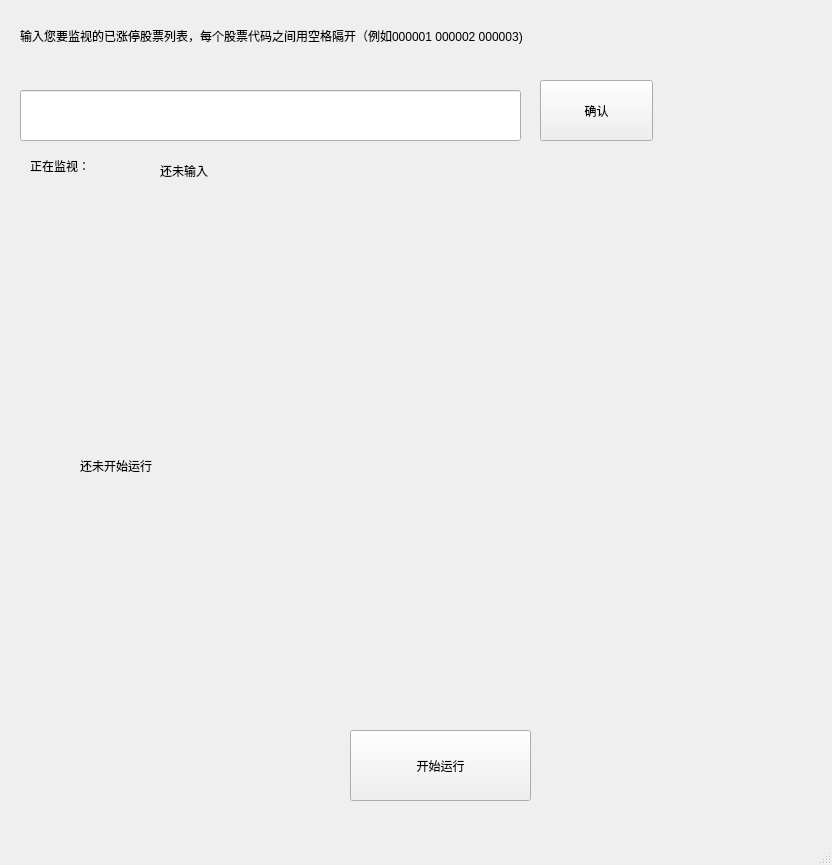
This is IdaoWatcher/watch_limit_main.ui in pleiadesian/IdaoWatcher as Qt 5 draws it before an edit. The edited form follows.
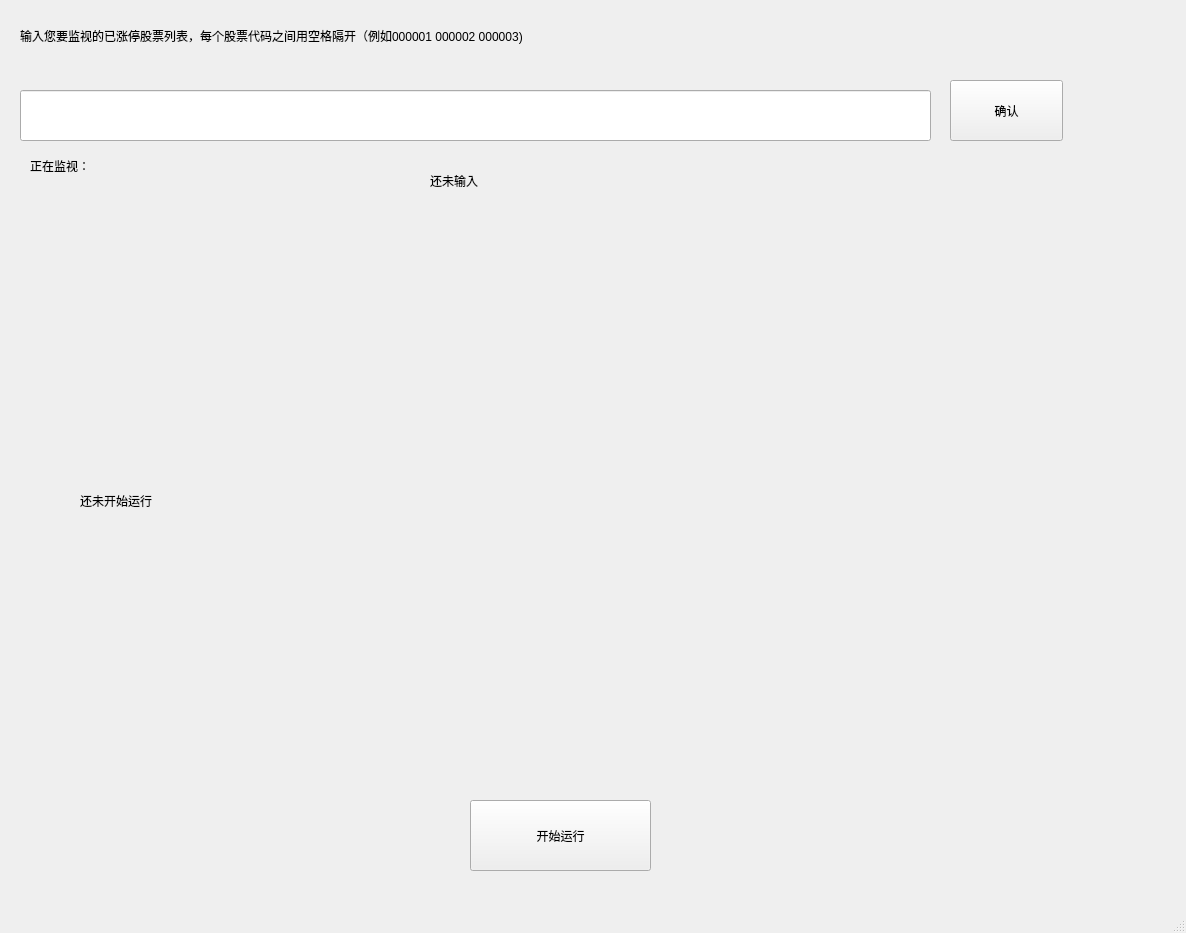
This is the edited form.

Commit message: adjust windows

Patch:
```diff
--- a/IdaoWatcher/watch_limit_main.ui
+++ b/IdaoWatcher/watch_limit_main.ui
@@ -6,8 +6,8 @@
    <rect>
     <x>0</x>
     <y>0</y>
-    <width>832</width>
-    <height>865</height>
+    <width>1186</width>
+    <height>933</height>
    </rect>
   </property>
   <property name="windowTitle">
@@ -19,8 +19,8 @@
      <rect>
       <x>80</x>
       <y>210</y>
-      <width>711</width>
-      <height>511</height>
+      <width>1011</width>
+      <height>581</height>
      </rect>
     </property>
     <property name="text">
@@ -30,7 +30,7 @@
    <widget class="QPushButton" name="pushButton">
     <property name="geometry">
      <rect>
-      <x>540</x>
+      <x>950</x>
       <y>80</y>
       <width>113</width>
       <height>61</height>
@@ -45,7 +45,7 @@
      <rect>
       <x>20</x>
       <y>90</y>
-      <width>501</width>
+      <width>911</width>
       <height>51</height>
      </rect>
     </property>
@@ -55,7 +55,7 @@
      <rect>
       <x>20</x>
       <y>5</y>
-      <width>631</width>
+      <width>1001</width>
       <height>61</height>
      </rect>
     </property>
@@ -68,7 +68,7 @@
      <rect>
       <x>30</x>
       <y>130</y>
-      <width>101</width>
+      <width>401</width>
       <height>71</height>
      </rect>
     </property>
@@ -79,9 +79,9 @@
    <widget class="QLabel" name="label_watch">
     <property name="geometry">
      <rect>
-      <x>160</x>
-      <y>130</y>
-      <width>491</width>
+      <x>430</x>
+      <y>140</y>
+      <width>671</width>
       <height>81</height>
      </rect>
     </property>
@@ -92,8 +92,8 @@
    <widget class="QPushButton" name="pushButton_2">
     <property name="geometry">
      <rect>
-      <x>350</x>
-      <y>730</y>
+      <x>470</x>
+      <y>800</y>
       <width>181</width>
       <height>71</height>
      </rect>
```
Left out of the diff: 2 changed lines with no effect on the pictures. The commit also changes 1 other file.
